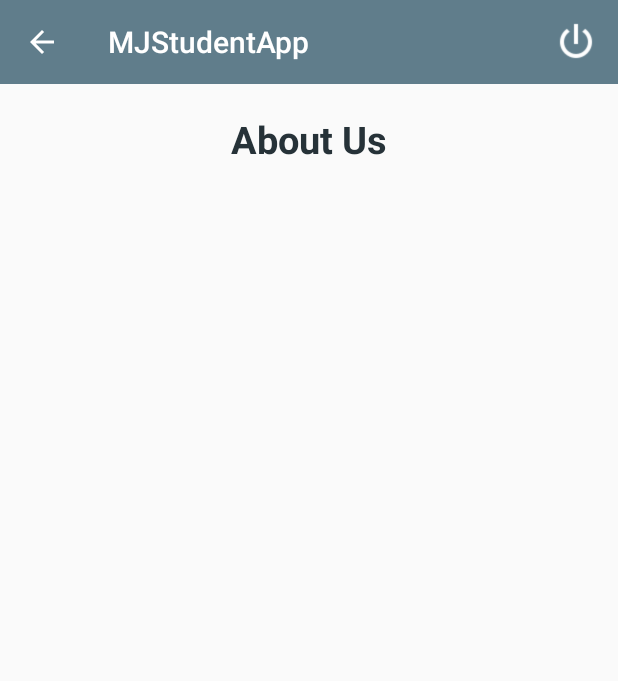
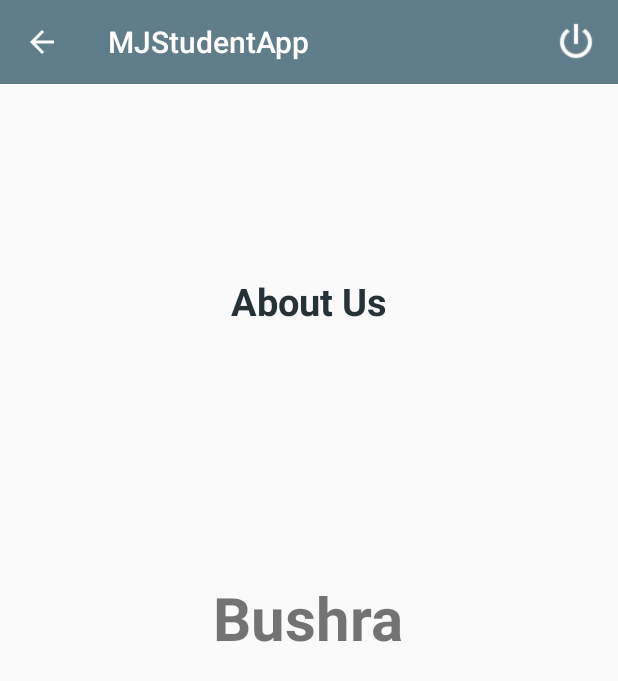
Before and after one commit to oldmansulaiman/MJStudentApp, an Android app: the AboutActivity screen opened directly, with no data from a screen before it, on a phone screen of 412 x 824 dp. Shown: the top 681 px of the screen. Run offline under Robolectric (Android 15) with nearby library versions, the phone set to English and light mode, and no system bars; our stand-ins replace Firebase (no records; nobody signed in at launch, a user with empty details on screens opened directly).

Commit message:
recent half commit

```diff
--- a/app/build.gradle
+++ b/app/build.gradle
@@ -29,6 +29,7 @@ dependencies {
     compile 'com.google.firebase:firebase-auth:10.0.1'
     compile 'com.google.firebase:firebase-core:10.0.1'
     compile 'com.android.support:design:25.3.1'
+    compile 'com.google.firebase:firebase-database:10.0.1'
     testCompile 'junit:junit:4.12'
 }
 
@@ -43,4 +44,5 @@ dependencies {
 
 
 
+
 apply plugin: 'com.google.gms.google-services'
--- a/app/src/main/java/com/example/admin/mjstudentapp/AboutActivity.java
+++ b/app/src/main/java/com/example/admin/mjstudentapp/AboutActivity.java
@@ -1,17 +1,22 @@
 package com.example.admin.mjstudentapp;
 
 import android.content.Intent;
+import android.os.Bundle;
+import android.support.annotation.NonNull;
+import android.support.design.widget.BottomNavigationView;
 import android.support.v7.app.AppCompatActivity;
-import android.os.Bundle;
 import android.support.v7.widget.Toolbar;
 import android.view.Menu;
 import android.view.MenuItem;
+import android.widget.TextView;
 
 import com.google.firebase.auth.FirebaseAuth;
 
-public class AboutActivity extends AppCompatActivity {
+public class AboutActivity extends AppCompatActivity implements BottomNavigationView.OnNavigationItemReselectedListener {
 
     Toolbar toolbar;
+    BottomNavigationView bottomNavigationView;
+    TextView txt;
     private FirebaseAuth firebaseAuth;
 
     @Override
@@ -30,6 +35,11 @@ public class AboutActivity extends AppCompatActivity {
             startActivity(loginActivityIntent);
             finish();
         }
+
+        bottomNavigationView = (BottomNavigationView) findViewById(R.id.bottomNavigation_id);
+        txt = (TextView) findViewById(R.id.text_id);
+
+        bottomNavigationView.setOnNavigationItemReselectedListener(this);
 
     }
 
@@ -58,4 +68,29 @@ public class AboutActivity extends AppCompatActivity {
         }
         return super.onOptionsItemSelected(item);
     }
+
+    @Override
+    public void onNavigationItemReselected(@NonNull MenuItem item) {
+
+        int id = item.getItemId();
+
+        switch (id) {
+
+            case R.id.bushra_id:
+
+                txt.setText(getResources().getText(R.string.bushra));
+                break;
+
+            case R.id.sulaiman_id:
+
+                txt.setText(getResources().getText(R.string.sulaiman));
+                break;
+
+            case R.id.special_id:
+
+                txt.setText(getResources().getText(R.string.special_thanks));
+                break;
+        }
+
+    }
 }
--- a/app/src/main/java/com/example/admin/mjstudentapp/MainActivity.java
+++ b/app/src/main/java/com/example/admin/mjstudentapp/MainActivity.java
@@ -13,6 +13,7 @@ import android.view.Menu;
 import android.view.MenuItem;
 
 import com.google.firebase.auth.FirebaseAuth;
+import com.google.firebase.database.DatabaseReference;
 
 public class MainActivity extends AppCompatActivity implements NavigationView.OnNavigationItemSelectedListener {
 
@@ -20,6 +21,7 @@ public class MainActivity extends AppCompatActivity implements NavigationView.On
     DrawerLayout drawerLayout;
     NavigationView navigationView;
     private FirebaseAuth firebaseAuth;
+    private DatabaseReference mDatabase;
 
     @Override
     protected void onCreate(Bundle savedInstanceState) {
--- a/app/src/main/res/layout/activity_about.xml
+++ b/app/src/main/res/layout/activity_about.xml
@@ -7,24 +7,51 @@
     tools:context="com.example.admin.mjstudentapp.AboutActivity">
 
     <TextView
+        android:id="@+id/text_id"
         android:layout_width="wrap_content"
         android:layout_height="wrap_content"
+        android:layout_centerHorizontal="true"
+        android:layout_centerVertical="true"
+        android:text="@string/bushra"
+        android:textSize="40sp"
+        android:textStyle="bold" />
+
+    <TextView
+        android:id="@+id/textView"
+        android:layout_width="wrap_content"
+        android:layout_height="wrap_content"
+        android:layout_below="@+id/toolbar"
+        android:layout_centerHorizontal="true"
+        android:layout_marginTop="127dp"
         android:text="About Us"
+        android:textColor="#263238"
         android:textSize="25sp"
         android:textStyle="bold"
-        android:textColor="#263238"
-        tools:layout_editor_absoluteY="193dp"
         tools:layout_editor_absoluteX="126dp"
-        android:id="@+id/textView"
-        android:layout_below="@+id/toolbar"
-        android:layout_centerHorizontal="true"
-        android:layout_marginTop="19dp" />
+        tools:layout_editor_absoluteY="193dp" />
 
     <android.support.v7.widget.Toolbar
+        android:id="@+id/toolbar"
+        android:layout_width="match_parent"
         android:layout_height="?attr/actionBarSize"
-        android:layout_width="match_parent"
-        android:id="@+id/toolbar"
         android:background="?attr/colorPrimary"
         app:theme="@style/ThemeOverlay.AppCompat.Dark.ActionBar"/>
 
+    <android.support.design.widget.CoordinatorLayout
+        android:layout_width="match_parent"
+        android:layout_height="match_parent">
+
+        <android.support.design.widget.BottomNavigationView
+            android:id="@+id/bottomNavigation_id"
+            android:layout_width="match_parent"
+            android:layout_height="wrap_content"
+            android:layout_alignParentStart="true"
+            android:layout_below="@+id/toolbar"
+            android:layout_gravity="bottom"
+            android:background="?android:attr/windowBackground"
+            app:menu="@menu/navigation_menu1" />
+
+    </android.support.design.widget.CoordinatorLayout>
+
+
 </RelativeLayout>
--- a/app/src/main/res/layout/activity_student.xml
+++ b/app/src/main/res/layout/activity_student.xml
@@ -18,9 +18,11 @@
         android:layout_width="match_parent"
         android:layout_height="wrap_content"
         android:layout_below="@id/toolbar"
-        android:background="?attr/colorPrimaryDark"
+        android:background="?attr/colorPrimary"
         app:tabGravity="fill"
-        app:tabMode="fixed" />
+        app:tabMode="scrollable"
+        app:tabSelectedTextColor="@color/colorAccent"
+        app:tabTextColor="@color/colorTabTitle" />
 
     <android.support.v4.view.ViewPager
         android:id="@+id/viewPager_id"
--- a/app/src/main/res/values/colors.xml
+++ b/app/src/main/res/values/colors.xml
@@ -5,4 +5,5 @@
     <color name="colorAccent">#FF4081</color>
     <color name="colorBackground">#607d8b</color>
     <color name="colorItem">#f8bbd0</color>
+    <color name="colorTabTitle">#FFFFFF</color>
 </resources>
--- a/app/src/main/res/values/strings.xml
+++ b/app/src/main/res/values/strings.xml
@@ -34,4 +34,7 @@
     <string name="btn_forgot_password">Reset your password?</string>
     <string name="resources">Resources</string>
     <string name="acm">ACM</string>
+    <string name="bushra">Bushra</string>
+    <string name="sulaiman">sulaiman</string>
+    <string name="special_thanks">Special thanks</string>
 </resources>
```
Also changed, not shown: app/src/main/res/layout/activity_main.xml (+10 -0 lines).
